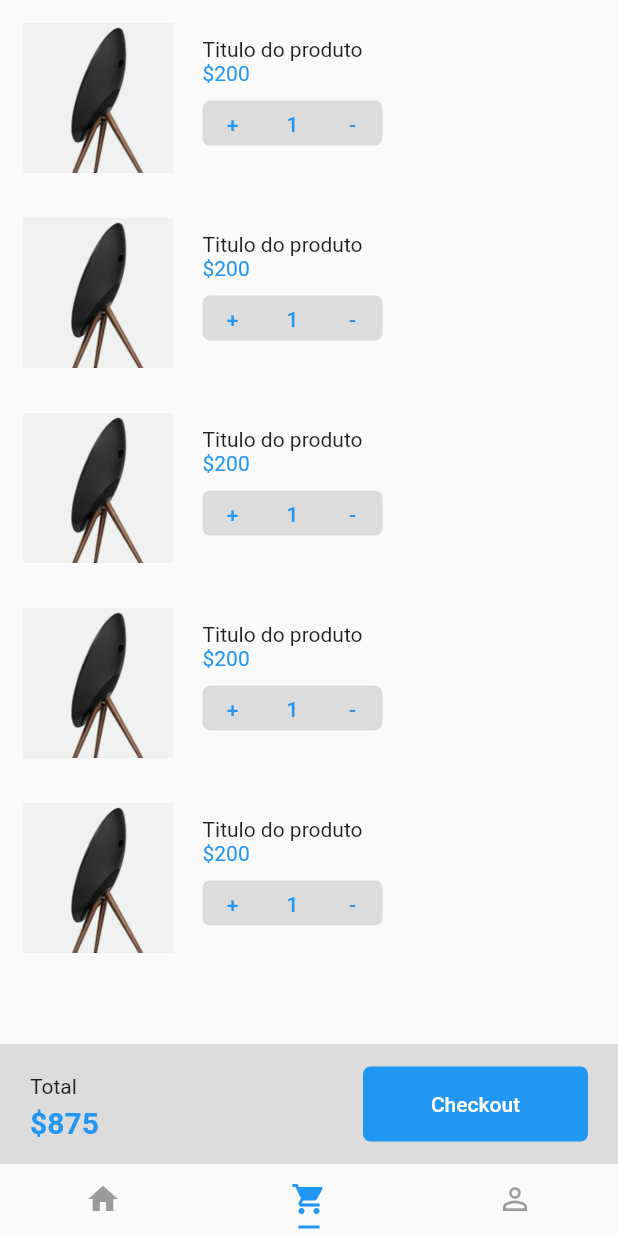
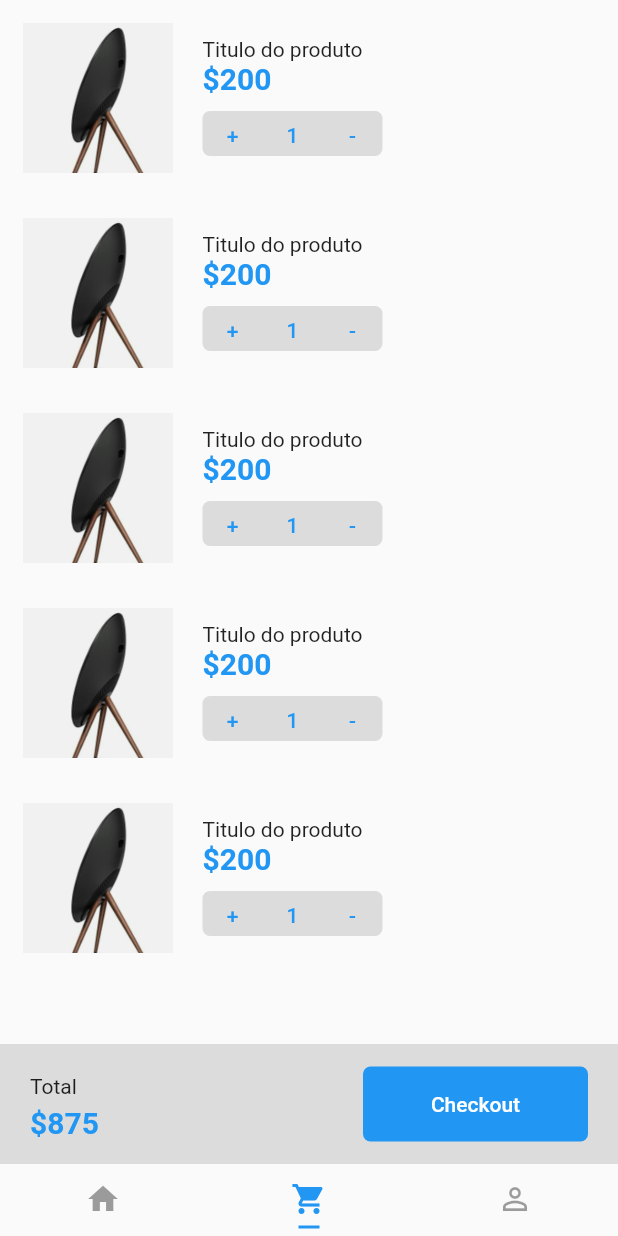
Before and after one commit to MiltonQuirino/shopping, a Flutter app: the screen it shows after launch, item 2 of the bottom bar chosen, on a phone screen of 412 x 824 dp. Run offline on Flutter 3.47's test engine with Material 2 defaults, Android fonts, the phone set to English and light mode, and no system bars.

Commit message:
add themes

```diff
--- a/lib/main.dart
+++ b/lib/main.dart
@@ -2,6 +2,7 @@ import 'package:flutter/material.dart';
 import 'package:shopping/pages/cart.page.dart';
 import 'package:shopping/pages/login.page.dart';
 import 'package:shopping/pages/tabs.page.dart';
+import 'package:shopping/themes/light.theme.dart';
 
 void main() {
   runApp(const MyApp());
@@ -16,9 +17,7 @@ class MyApp extends StatelessWidget {
     return MaterialApp(
       title: 'Flutter Demo',
       debugShowCheckedModeBanner: false,
-      theme: ThemeData(
-        primarySwatch: Colors.blue,
-      ),
+      theme: lightTheme(),
       home: DefaultTabController(
         child: TabsPage(),
         length: 3,
--- a/lib/pages/cart.page.dart
+++ b/lib/pages/cart.page.dart
@@ -38,7 +38,7 @@ class CartPage extends StatelessWidget {
                       Text(
                         "\$875",
                         style: TextStyle(
-                            color: Colors.blue,
+                            color: Theme.of(context).primaryColor,
                             fontWeight: FontWeight.bold,
                             fontSize: 20),
                       ),
@@ -49,7 +49,7 @@ class CartPage extends StatelessWidget {
                   height: 50,
                   width: 150,
                   decoration: BoxDecoration(
-                    color: Colors.blue,
+                    color: Theme.of(context).primaryColor,
                     borderRadius: BorderRadius.all(
                       Radius.circular(5),
                     ),
@@ -61,7 +61,7 @@ class CartPage extends StatelessWidget {
                     child: Text(
                       "Checkout",
                       style: TextStyle(
-                        color: Colors.white,
+                        color: Theme.of(context).colorScheme.secondary,
                       ),
                     ),
                     onPressed: () => {},
@@ -79,16 +79,16 @@ class CartPage extends StatelessWidget {
 Widget productList(context) {
   return ListView(
     children: [
-      productItem(),
-      productItem(),
-      productItem(),
-      productItem(),
-      productItem(),
+      productItem(context),
+      productItem(context),
+      productItem(context),
+      productItem(context),
+      productItem(context),
     ],
   );
 }
 
-Widget productItem() {
+Widget productItem(context) {
   return Container(
     height: 120,
     margin: EdgeInsets.all(5),
@@ -114,7 +114,10 @@ Widget productItem() {
               Text("Titulo do produto"),
               Text(
                 "\$200",
-                style: TextStyle(color: Colors.blue),
+                style: TextStyle(
+                    color: Theme.of(context).primaryColor,
+                    fontWeight: FontWeight.bold,
+                    fontSize: 20),
               ),
               SizedBox(
                 height: 10,
--- /dev/null
+++ b/lib/themes/light.theme.dart
@@ -0,0 +1,22 @@
+import 'package:flutter/material.dart';
+
+const brightness = Brightness.light;
+const primaryColor = const Color(0xFF00C569);
+const lightColor = const Color(0xFFFFFFFF);
+const backgroundColor = const Color(0xFFF5F5F5);
+
+ThemeData lightTheme() {
+  return ThemeData(
+    colorScheme: ColorScheme.fromSwatch(
+      primarySwatch: Colors.blue,
+      brightness: brightness,
+    ).copyWith(
+      secondary: Colors.white,
+    ),
+    textTheme: const TextTheme(
+      bodyText2: TextStyle(
+        color: Colors.black87,
+      ),
+    ),
+  );
+}
```
Also changed, not shown: lib/themes/dark.theme.dart (added), 1 other file.
